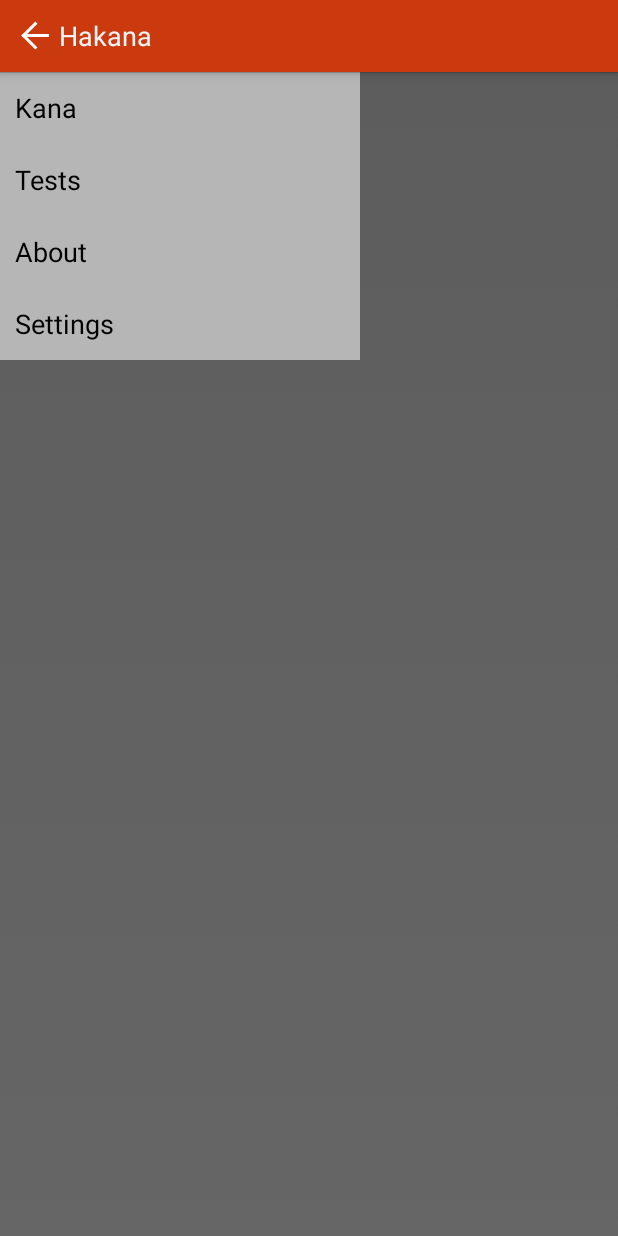
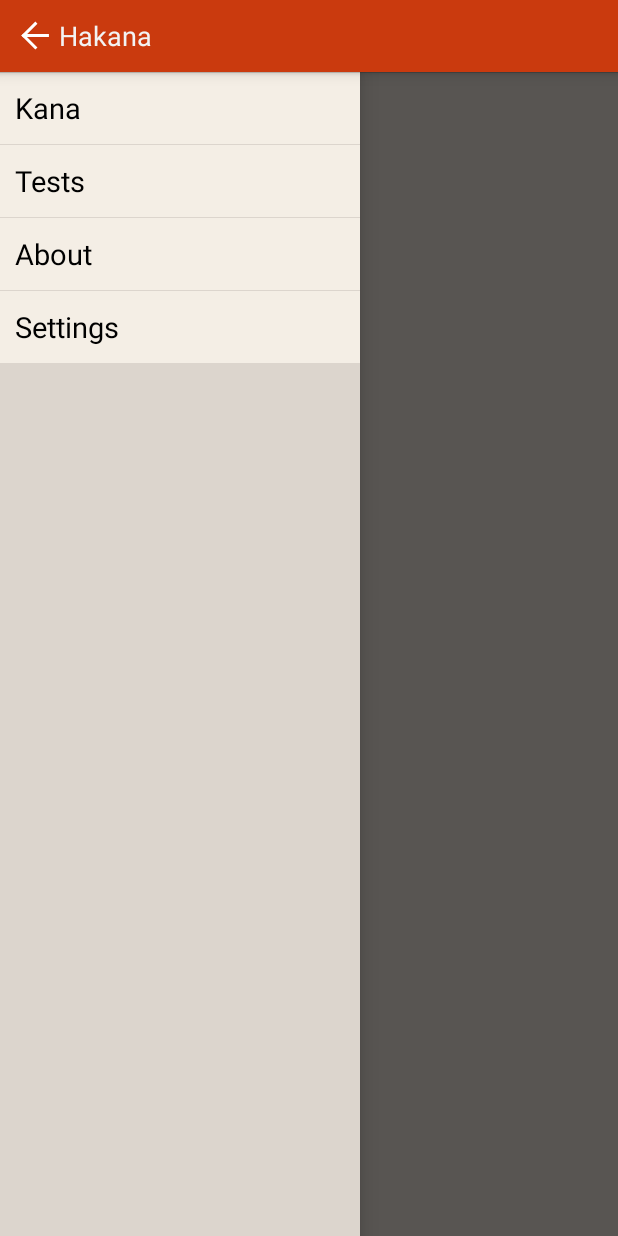
Before and after one commit to lebedynskyi/Hakana, an Android app: the screen it shows after launch (MainActivity), after a tap on "Hakana", on a phone screen of 412 x 824 dp. Run offline under Robolectric (Android 15) with nearby library versions, the phone set to English and light mode, and no system bars; our stand-ins replace ButterKnife; libraries missing offline, so code that uses them is left out: com.google.android.gms; 3 statements that could not run were skipped.

Commit message:
Added base style for drawer menu

```diff
--- a/app/src/main/java/net/japan/kana/hakana/activity/MainActivity.java
+++ b/app/src/main/java/net/japan/kana/hakana/activity/MainActivity.java
@@ -4,6 +4,7 @@ import android.os.Bundle;
 import android.support.v4.widget.DrawerLayout;
 import android.view.MenuItem;
 import android.view.View;
+import android.widget.Button;
 import android.widget.LinearLayout;
 
 import net.japan.kana.hakana.R;
@@ -12,12 +13,23 @@ import net.japan.kana.hakana.widgets.DrawerArrowDrawable;
 
 import butterknife.ButterKnife;
 import butterknife.InjectView;
+import butterknife.OnClick;
 
 public class MainActivity extends BaseActivity{
     @InjectView(R.id.layout_drawer)
     DrawerLayout mDrawer;
     @InjectView(R.id.layout_drawer_menu)
     LinearLayout mDrawerMenu;
+
+    @InjectView(R.id.drawer_menu_kana_btn)
+    Button mKanaBtn;
+    @InjectView(R.id.drawer_menu_settings_btn)
+    Button mSettingsBtn;
+    @InjectView(R.id.drawer_menu_about_btn)
+    Button mAboutBtn;
+    @InjectView(R.id.drawer_menu_test_btn)
+    Button mTestbtn;
+    private MenuDrawerListener mDrawerListener;
 
     @Override
     protected void onCreate(Bundle savedInstanceState){
@@ -45,15 +57,22 @@ public class MainActivity extends BaseActivity{
         DrawerArrowDrawable arrow = new DrawerArrowDrawable(getResources());
         arrow.setStrokeColor(getResources().getColor(android.R.color.white));
         getActionBar().setIcon(arrow);
-        DrawerArrowListener arrowListener = new DrawerArrowListener(arrow);
-        mDrawer.setDrawerListener(arrowListener);
+        mDrawerListener = new MenuDrawerListener(arrow);
+        mDrawer.setDrawerListener(mDrawerListener);
         getActionBar().setDisplayHomeAsUpEnabled(true);
     }
 
-    private class DrawerArrowListener extends DrawerLayout.SimpleDrawerListener{
+    @OnClick({R.id.drawer_menu_kana_btn, R.id.drawer_menu_settings_btn, R.id.drawer_menu_test_btn, R.id.drawer_menu_about_btn})
+    public void onDrawerMenuClicked(View v){
+        mDrawerListener.setLastBtnClicked(v.getId());
+        mDrawer.closeDrawer(mDrawerMenu);
+    }
+
+    private class MenuDrawerListener extends DrawerLayout.SimpleDrawerListener{
         private DrawerArrowDrawable arrow;
+        private int lastBtnClicked;
 
-        private DrawerArrowListener(DrawerArrowDrawable arrow){
+        private MenuDrawerListener(DrawerArrowDrawable arrow){
             this.arrow = arrow;
         }
 
@@ -68,5 +87,17 @@ public class MainActivity extends BaseActivity{
 
             arrow.setParameter(slideOffset);
         }
+
+        @Override
+        public void onDrawerClosed(View drawerView){
+            if(lastBtnClicked != 0){ //Menu was clicked
+
+            }
+            lastBtnClicked = 0;
+        }
+
+        public void setLastBtnClicked(int lastBtnClicked){
+            this.lastBtnClicked = lastBtnClicked;
+        }
     }
 }
--- a/app/src/main/res/color/drawer_menu_button_text_selector.xml
+++ b/app/src/main/res/color/drawer_menu_button_text_selector.xml
@@ -1,5 +1,7 @@
 <?xml version="1.0" encoding="utf-8"?>
 
 <selector xmlns:android="http://schemas.android.com/apk/res/android">
+    <item android:color="@color/drawer_menu_button_text_color_active" android:state_pressed="true"/>
+    <item android:color="@color/drawer_menu_button_text_color_active" android:state_selected="true"/>
     <item android:color="@color/drawer_menu_button_text_color"/>
 </selector>
--- a/app/src/main/res/drawable/drawer_menu_button_bg_selector.xml
+++ b/app/src/main/res/drawable/drawer_menu_button_bg_selector.xml
@@ -1,5 +1,7 @@
 <?xml version="1.0" encoding="utf-8"?>
 
 <selector xmlns:android="http://schemas.android.com/apk/res/android">
+    <item android:drawable="@color/drawer_menu_button_bg_color_active" android:state_pressed="true"/>
+    <item android:drawable="@color/drawer_menu_button_bg_color_active" android:state_selected="true"/>
     <item android:drawable="@color/drawer_menu_button_bg_color"/>
 </selector>
--- a/app/src/main/res/layout/activity_main.xml
+++ b/app/src/main/res/layout/activity_main.xml
@@ -3,6 +3,7 @@
     xmlns:android="http://schemas.android.com/apk/res/android"
     xmlns:tools="http://schemas.android.com/tools"
     android:id="@+id/layout_drawer"
+    android:background="@color/app_bg"
     android:layout_width="match_parent"
     android:layout_height="match_parent"
     tools:context=".MainActivity">
--- a/app/src/main/res/layout/drawer_menu.xml
+++ b/app/src/main/res/layout/drawer_menu.xml
@@ -2,6 +2,7 @@
 
 <LinearLayout xmlns:android="http://schemas.android.com/apk/res/android"
               android:orientation="vertical"
+              android:background="@color/app_bg"
               android:layout_width="match_parent"
               android:layout_height="match_parent">
     <Button
@@ -15,17 +16,20 @@
         android:layout_width="match_parent"
         android:layout_height="48dp"
         android:text="@string/drawer_menu_test"
+        android:layout_marginTop="1px"
         style="@style/DrawerButton"/>
     <Button
         android:id="@+id/drawer_menu_about_btn"
         android:layout_width="match_parent"
         android:layout_height="48dp"
         android:text="@string/drawer_menu_about"
+        android:layout_marginTop="1px"
         style="@style/DrawerButton"/>
     <Button
         android:id="@+id/drawer_menu_settings_btn"
         android:layout_width="match_parent"
         android:layout_height="48dp"
         android:text="@string/drawer_menu_settings"
+        android:layout_marginTop="1px"
         style="@style/DrawerButton"/>
 </LinearLayout>
--- a/app/src/main/res/values/colors.xml
+++ b/app/src/main/res/values/colors.xml
@@ -2,9 +2,11 @@
 <resources>
     <!--Drawer colors-->
     <color name="drawer_menu_button_text_color">#000000</color>
-    <color name="drawer_menu_button_bg_color">#ffb6b6b6</color>
-
+    <color name="drawer_menu_button_text_color_active">#ffffff</color>
+    <color name="drawer_menu_button_bg_color">#f4eee5</color>
+    <color name="drawer_menu_button_bg_color_active">#ffca3a0e</color>
     <!--Actionbar colors-->
     <color name="action_bar_bg_color">#ffca3a0e</color>
     <color name="action_bar_active_item_bg">#ffec420e</color>
+    <color name="app_bg">#dcd5cd</color>"
 </resources>
--- a/app/src/main/res/values/styles.xml
+++ b/app/src/main/res/values/styles.xml
@@ -15,7 +15,7 @@
     <style name="DrawerButton" parent="android:style/Widget.Button">
         <item name="android:paddingLeft">10dp</item>
         <item name="android:gravity">left|center_vertical</item>
-        <item name="android:textSize">18sp</item>
+        <item name="android:textSize">19sp</item>
         <item name="android:textColor">@color/drawer_menu_button_text_selector</item>
         <item name="android:background">@drawable/drawer_menu_button_bg_selector</item>
     </style>
```
